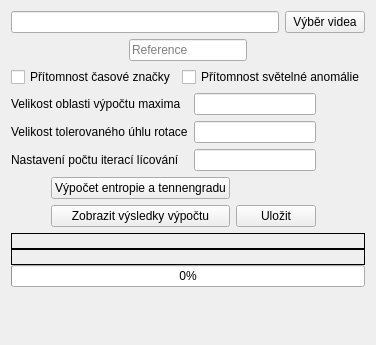
This is dialogy/singlevideoet.ui in RaphCucul/Image-registration-GUI as Qt 5 draws it before an edit. The edited form follows.
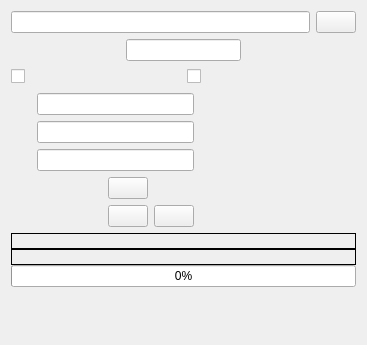
This is the edited form.

Commit message:
Single E+T
Single video entropy and tennengrad analysis

What changed in the file:
```diff
--- a/dialogy/singlevideoet.ui
+++ b/dialogy/singlevideoet.ui
@@ -17,24 +17,13 @@
    <item row="4" column="0" colspan="2">
     <layout class="QGridLayout" name="gridLayout">
      <item row="0" column="1">
-      <widget class="QPushButton" name="vypocetET">
-       <property name="text">
-        <string>Výpočet entropie a tennengradu</string>
-       </property>
-      </widget>
+      <widget class="QPushButton" name="vypocetET"/>
      </item>
      <item row="1" column="1">
-      <widget class="QPushButton" name="zobrazGrafET">
-       <property name="text">
-        <string>Zobrazit výsledky výpočtu</string>
-       </property>
-      </widget>
+      <widget class="QPushButton" name="zobrazGrafET"/>
      </item>
      <item row="1" column="2">
       <widget class="QPushButton" name="ulozeni">
-       <property name="text">
-        <string>Uložit</string>
-       </property>
        <property name="flat">
         <bool>false</bool>
        </property>
@@ -87,25 +76,13 @@
    <item row="3" column="0">
     <layout class="QVBoxLayout" name="verticalLayout">
      <item>
-      <widget class="QLabel" name="label">
-       <property name="text">
-        <string>Velikost oblasti výpočtu maxima</string>
-       </property>
-      </widget>
+      <widget class="QLabel" name="areaSizelabel"/>
      </item>
      <item>
-      <widget class="QLabel" name="label_3">
-       <property name="text">
-        <string>Velikost tolerovaného úhlu rotace</string>
-       </property>
-      </widget>
+      <widget class="QLabel" name="angleTolerancelabel"/>
      </item>
      <item>
-      <widget class="QLabel" name="label_5">
-       <property name="text">
-        <string>Nastavení počtu iterací lícování</string>
-       </property>
-      </widget>
+      <widget class="QLabel" name="iterationNumberlabel"/>
      </item>
     </layout>
    </item>
@@ -168,11 +145,7 @@
    <item row="2" column="0" colspan="3">
     <layout class="QHBoxLayout" name="horizontalLayout_3">
      <item>
-      <widget class="QCheckBox" name="casovaZnacka">
-       <property name="text">
-        <string>Přítomnost časové značky</string>
-       </property>
-      </widget>
+      <widget class="QCheckBox" name="casovaZnacka"/>
      </item>
      <item>
       <spacer name="horizontalSpacer_4">
@@ -188,11 +161,7 @@
       </spacer>
      </item>
      <item>
-      <widget class="QCheckBox" name="svetelnaAnomalie">
-       <property name="text">
-        <string>Přítomnost světelné anomálie</string>
-       </property>
-      </widget>
+      <widget class="QCheckBox" name="svetelnaAnomalie"/>
      </item>
      <item>
       <spacer name="horizontalSpacer_3">
@@ -227,7 +196,7 @@
      <item>
       <widget class="QLineEdit" name="cisloReferencnihosnimku">
        <property name="placeholderText">
-        <string>Reference</string>
+        <string/>
        </property>
       </widget>
      </item>
@@ -264,7 +233,7 @@
      <item>
       <widget class="QPushButton" name="vyberVidea">
        <property name="text">
-        <string>Výběr videa</string>
+        <string/>
        </property>
       </widget>
      </item>
```
The commit also changes 2 other files.
